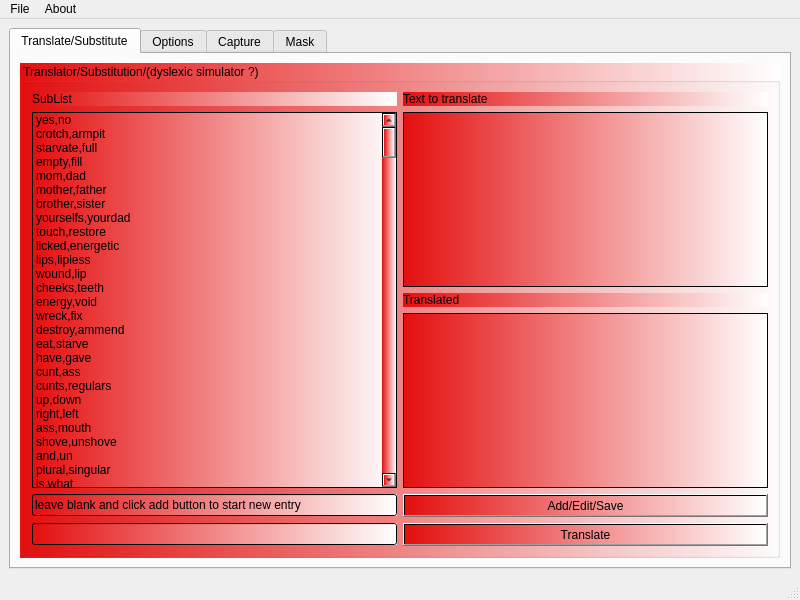
This is mainwindow.ui in netpipe/RightHand as Qt 5 draws it before an edit. The edited form follows.
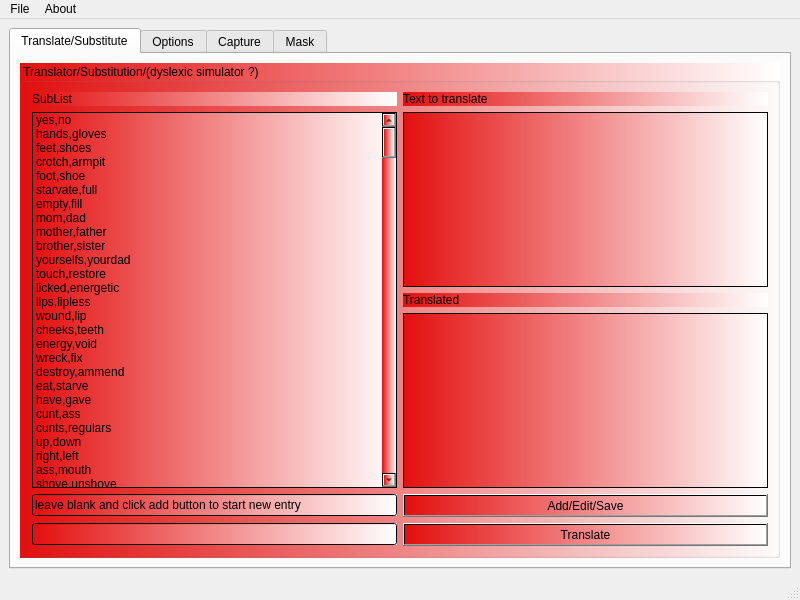
This is the edited form.

```diff
--- a/mainwindow.ui
+++ b/mainwindow.ui
@@ -98,11 +98,26 @@
                <string>yes,no</string>
               </property>
              </item>
+             <item>
+              <property name="text">
+               <string>hands,gloves</string>
+              </property>
+             </item>
+             <item>
+              <property name="text">
+               <string>feet,shoes</string>
+              </property>
+             </item>
              <item>
               <property name="text">
                <string>crotch,armpit</string>
               </property>
              </item>
+             <item>
+              <property name="text">
+               <string>foot,shoe</string>
+              </property>
+             </item>
              <item>
               <property name="text">
                <string>starvate,full</string>
```
